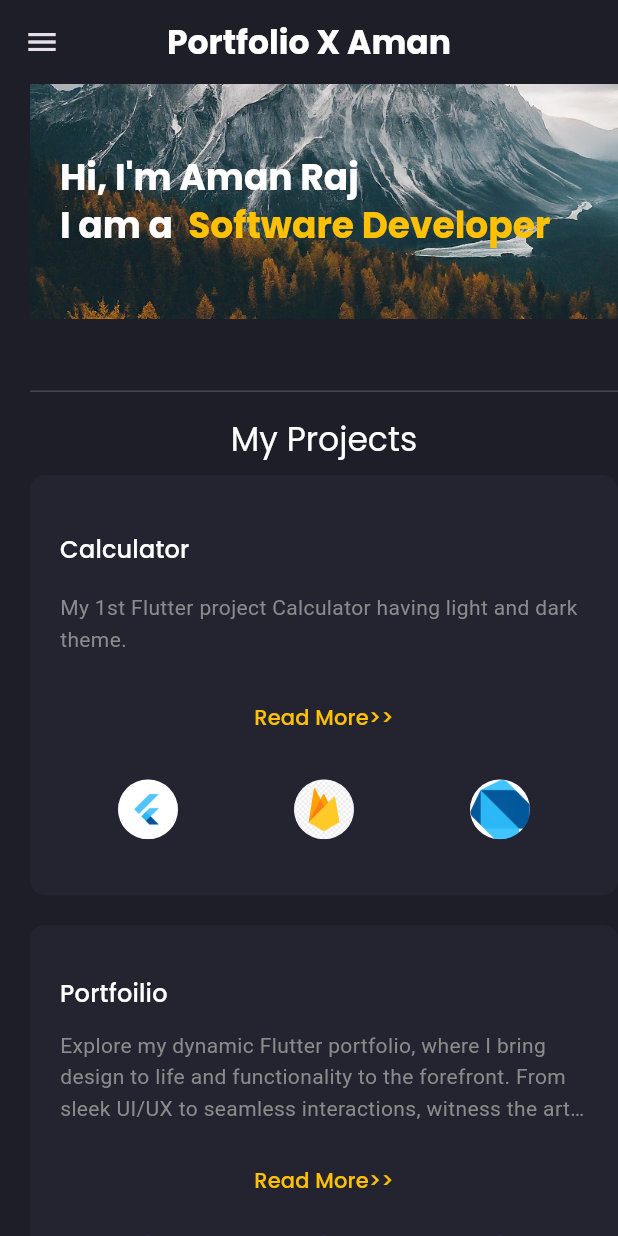
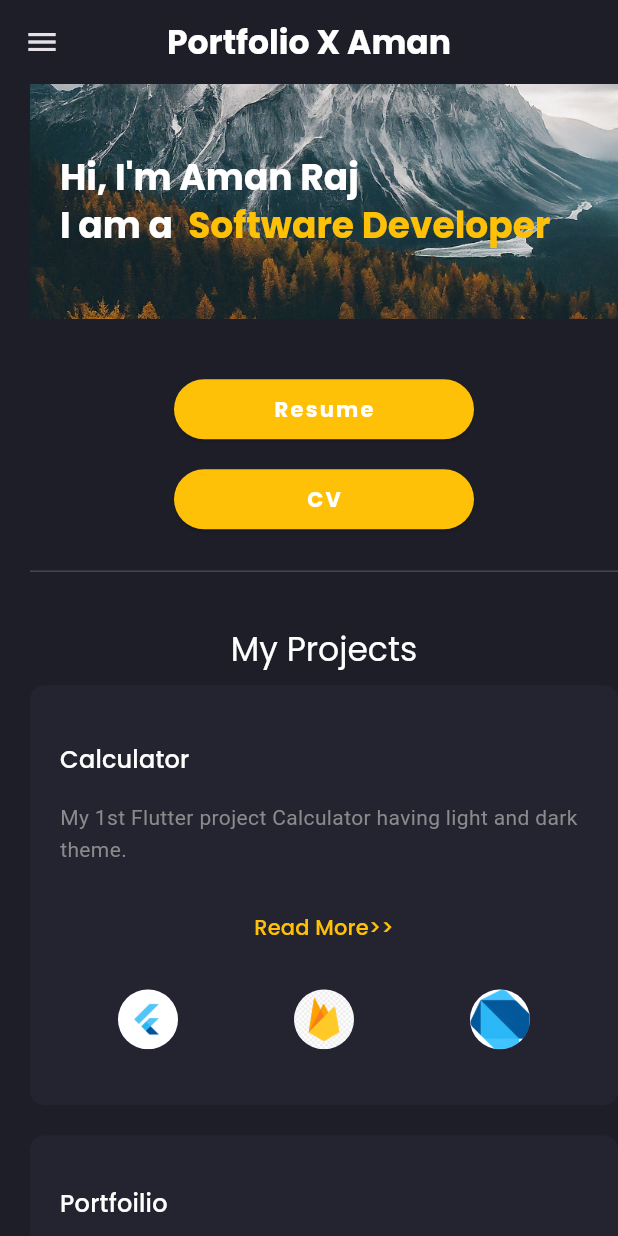
Before and after one commit to AmanRajSinghMourya/Flutter_Portfolio, a Flutter app: the screen it shows after launch, on a phone screen of 412 x 824 dp. Run offline on Flutter 3.47's test engine with Material 3 defaults, Android fonts, the phone set to English and light mode, and no system bars; drawn by our look-alikes of animated_text_kit; our stand-ins replace google_fonts, timeline_tile.

Commit message:
added resume and CV

```diff
--- /dev/null
+++ b/lib/components/resume_cv.dart
@@ -0,0 +1,81 @@
+import 'package:flutter/material.dart';
+import 'package:portfolio/constraints.dart';
+import 'package:portfolio/responsive.dart';
+
+class MyResume extends StatelessWidget {
+  const MyResume({super.key});
+
+  @override
+  Widget build(BuildContext context) {
+    return !ResponsiveLayout.isMobile(context)
+        ? Padding(
+            padding: const EdgeInsets.all(padding),
+            child: Row(
+              mainAxisAlignment: MainAxisAlignment.spaceEvenly,
+              children: [
+                ButtonCV(
+                  title: "Resume",
+                ),
+                ButtonCV(
+                  title: "CV",
+                ),
+              ],
+            ),
+          )
+        : Padding(
+            padding: const EdgeInsets.all(padding),
+            child: Column(
+              mainAxisAlignment: MainAxisAlignment.spaceEvenly,
+              children: [
+                ButtonCV(
+                  title: "Resume",
+                ),
+                SizedBox(
+                  height: padding,
+                ),
+                ButtonCV(
+                  title: "CV",
+                ),
+              ],
+            ),
+          );
+  }
+}
+
+class ButtonCV extends StatelessWidget {
+  final String title;
+  const ButtonCV({
+    super.key,
+    required this.title,
+  });
+
+  @override
+  Widget build(BuildContext context) {
+    return Container(
+      width: 200,
+      height: 40,
+      decoration: BoxDecoration(
+        borderRadius: BorderRadius.circular(20),
+        shape: BoxShape.rectangle,
+      ),
+      child: ElevatedButton(
+        style: ButtonStyle(
+          backgroundColor: MaterialStateProperty.all(
+            primaryColor,
+          ),
+          shadowColor: MaterialStateProperty.all(secondaryColor),
+        ),
+        onPressed: () {},
+        child: Text(
+          title,
+          style: TextStyle(
+            letterSpacing: 1.5,
+            color: Colors.white,
+            fontWeight: FontWeight.w700,
+            fontSize: 14,
+          ),
+        ),
+      ),
+    );
+  }
+}
--- a/lib/modals/project_list.dart
+++ b/lib/modals/project_list.dart
@@ -24,6 +24,32 @@ class ContactDetails {
     required this.urlName,
   });
 }
+
+class SkillsDetaisl {
+  final String iconName;
+  final String description;
+  final String title;
+
+  SkillsDetaisl({
+    required this.iconName,
+    required this.description,
+    required this.title,
+  });
+}
+
+List<SkillsDetaisl> skillsDetails = [
+  SkillsDetaisl(
+    iconName: "assets/flutter.png",
+    description:
+        "I am skilled in creating basic apps using Dart and Flutter. Some of my works include Unit Convertor, Portfolio",
+    title: "Flutter",
+  ),
+  SkillsDetaisl(
+    iconName: "assets/dart.png",
+    description: "Coding in dart",
+    title: "Dart",
+  ),
+];
 
 List<MyTimeLineTile> mytimelineEducation = [
   MyTimeLineTile(
--- a/lib/screens/home_screen.dart
+++ b/lib/screens/home_screen.dart
@@ -1,5 +1,6 @@
 import 'package:flutter/material.dart';
 import 'package:portfolio/components/myprojectsection.dart';
+import 'package:portfolio/components/resume_cv.dart';
 import 'package:portfolio/constraints.dart';
 import 'package:portfolio/responsive.dart';
 
@@ -22,13 +23,20 @@ class HomeScreen extends StatelessWidget {
         SizedBox(
           height: padding,
         ),
+        MyResume(),
+        Divider(),
         if (ResponsiveLayout.isDesktop(context))
-          Text("My TimeLine", style: Theme.of(context).textTheme.titleLarge),
+          Padding(
+            padding: const EdgeInsets.symmetric(vertical: padding / 2),
+            child: Text("My TimeLine",
+                style: Theme.of(context).textTheme.titleLarge),
+          ),
+
         if (ResponsiveLayout.isDesktop(context)) MyTimeLineScreen(),
         SizedBox(
           height: padding,
         ),
-        Divider(),
+        // Divider(),
         MyProjectSections(),
       ],
     );
--- a/lib/screens/skills_screen.dart
+++ b/lib/screens/skills_screen.dart
@@ -2,6 +2,7 @@ import 'package:flutter/cupertino.dart';
 import 'package:flutter/material.dart';
 import 'package:flutter/widgets.dart';
 import 'package:portfolio/constraints.dart';
+import 'package:portfolio/modals/project_list.dart';
 import 'package:portfolio/responsive.dart';
 import 'package:portfolio/screens/top_bar.dart';
 
@@ -99,7 +100,7 @@ class SkillsGrid extends StatelessWidget {
         mainAxisSpacing: padding,
         crossAxisSpacing: padding,
       ),
-      itemCount: 4,
+      itemCount: skillsDetails.length,
       itemBuilder: (context, index) => Container(
         decoration: BoxDecoration(
           color: secondaryColor,
@@ -116,7 +117,9 @@ class SkillsGrid extends StatelessWidget {
               children: [
                 CircleAvatar(
                   radius: 30,
-                  backgroundImage: ExactAssetImage("assets/flutter.png"),
+                  backgroundImage: ExactAssetImage(
+                    skillsDetails[index].iconName,
+                  ),
                 ),
               ],
             ),
@@ -124,7 +127,7 @@ class SkillsGrid extends StatelessWidget {
               height: padding / 2,
             ),
             Text(
-              "Flutter",
+              skillsDetails[index].title,
               style: Theme.of(context).textTheme.titleLarge,
               textAlign: TextAlign.center,
             ),
@@ -132,7 +135,7 @@ class SkillsGrid extends StatelessWidget {
               height: padding / 2,
             ),
             Text(
-              "I am skilled in creating basic apps using Dart and Flutter. Some of my works include Unit Convertor, Portfolio",
+              skillsDetails[index].description,
             )
           ],
         ),
```
Also changed, not shown: lib/screens/timeline_screen.dart (+0 -17 lines).
